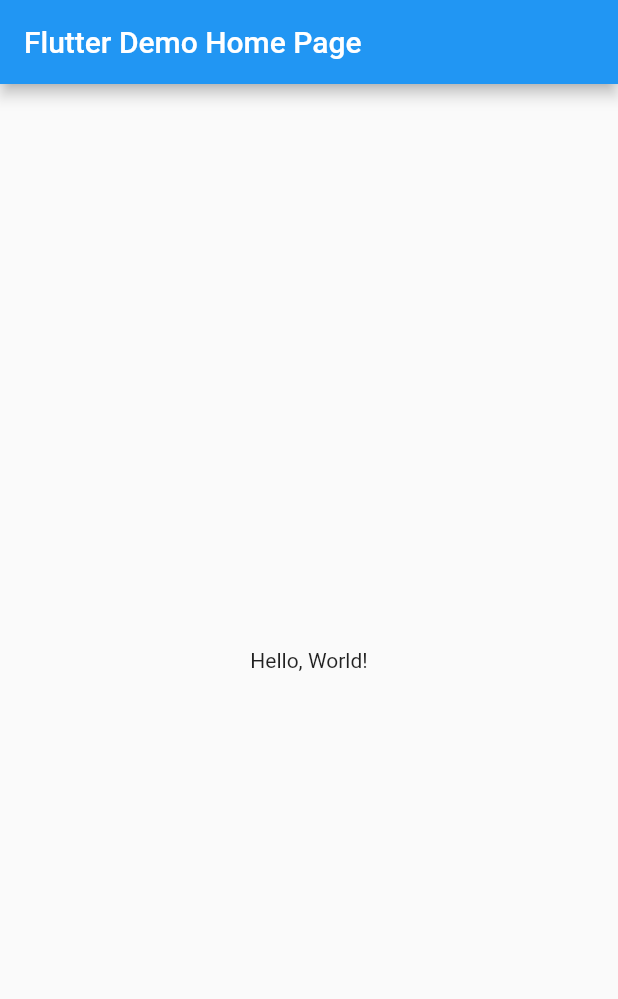
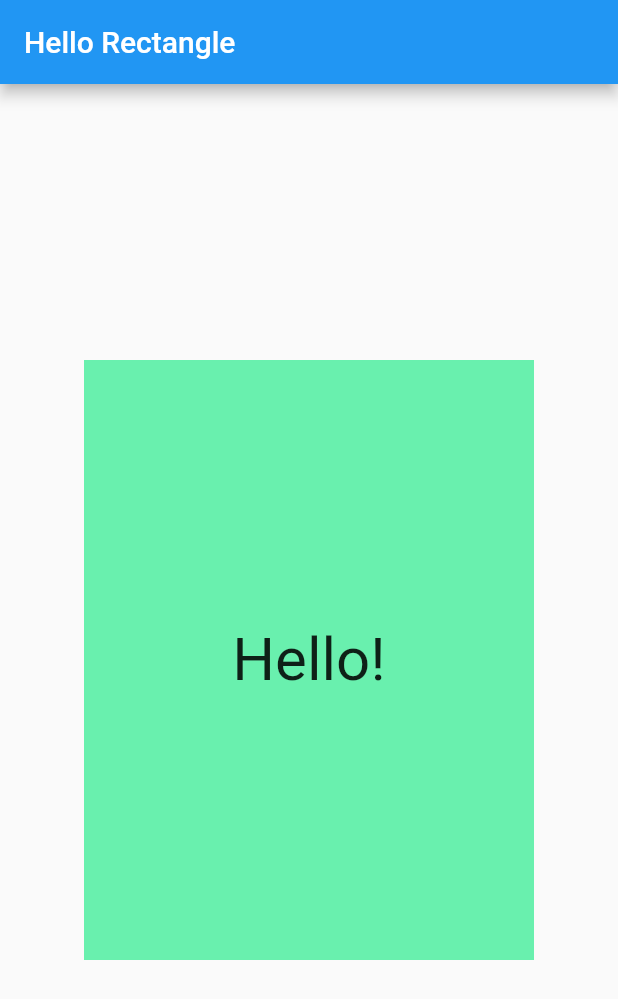
Before and after one commit to naubergois/Flutter_1, a Flutter app: the screen it shows after launch, on a phone screen of 412 x 824 dp. Shown: the top 999 px of the screen. Run offline on Flutter 3.47's test engine with Material 2 defaults, Android fonts, the phone set to English and light mode, and no system bars.

Commit message:
Alo Mundo

```diff
--- a/analysis_options.yaml
+++ b/analysis_options.yaml
@@ -22,8 +22,8 @@ linter:
   # `// ignore_for_file: name_of_lint` syntax on the line or in the file
   # producing the lint.
   rules:
-    # avoid_print: false  # Uncomment to disable the `avoid_print` rule
-    # prefer_single_quotes: true  # Uncomment to enable the `prefer_single_quotes` rule
+    avoid_print: false
+    prefer_single_quotes: true
 
 # Additional information about this file can be found at
 # https://dart.dev/guides/language/analysis-options
--- a/lib/main.dart
+++ b/lib/main.dart
@@ -1,39 +1,40 @@
+// Copyright 2018 The Chromium Authors. All rights reserved.
+// Use of this source code is governed by a BSD-style license that can be
+// found in the LICENSE file.
+
 import 'package:flutter/material.dart';
 
-void main() => runApp(MyApp());
-
-class MyApp extends StatelessWidget {
-  // This widget is the root of your application.
-  @override
-  Widget build(BuildContext context) {
-    return MaterialApp(
-      // Application name
-      title: 'Flutter Hello World',
-      // Application theme data, you can set the colors for the application as
-      // you want
-      theme: ThemeData(
-        primarySwatch: Colors.blue,
+void main() {
+  runApp(
+    MaterialApp(
+      debugShowCheckedModeBanner: false,
+      title: 'Hello Rectangle',
+      home: Scaffold(
+        appBar: AppBar(
+          title: const Text('Hello Rectangle'),
+        ),
+        body: const HelloRectangle(),
       ),
-      // A widget which will be started on application startup
-      home: MyHomePage(title: 'Flutter Demo Home Page'),
-    );
-  }
+    ),
+  );
 }
 
-class MyHomePage extends StatelessWidget {
-  final String title;
-  const MyHomePage({Key? key, required this.title}) : super(key: key);
+class HelloRectangle extends StatelessWidget {
+  const HelloRectangle({Key? key}) : super(key: key);
 
   @override
   Widget build(BuildContext context) {
-    return Scaffold(
-      appBar: AppBar(
-        // The title text which will be shown on the action bar
-        title: Text(title),
-      ),
-      body: Center(
-        child: Text(
-          'Hello, World!',
+    return Center(
+      child: Container(
+        color: Colors.greenAccent,
+        height: 400.0,
+        width: 300.0,
+        child: const Center(
+          child: Text(
+            'Hello!',
+            style: TextStyle(fontSize: 40.0),
+            textAlign: TextAlign.center,
+          ),
         ),
       ),
     );
```
Also changed, not shown: pubspec.yaml (+12 -25 lines), 37 other files.
